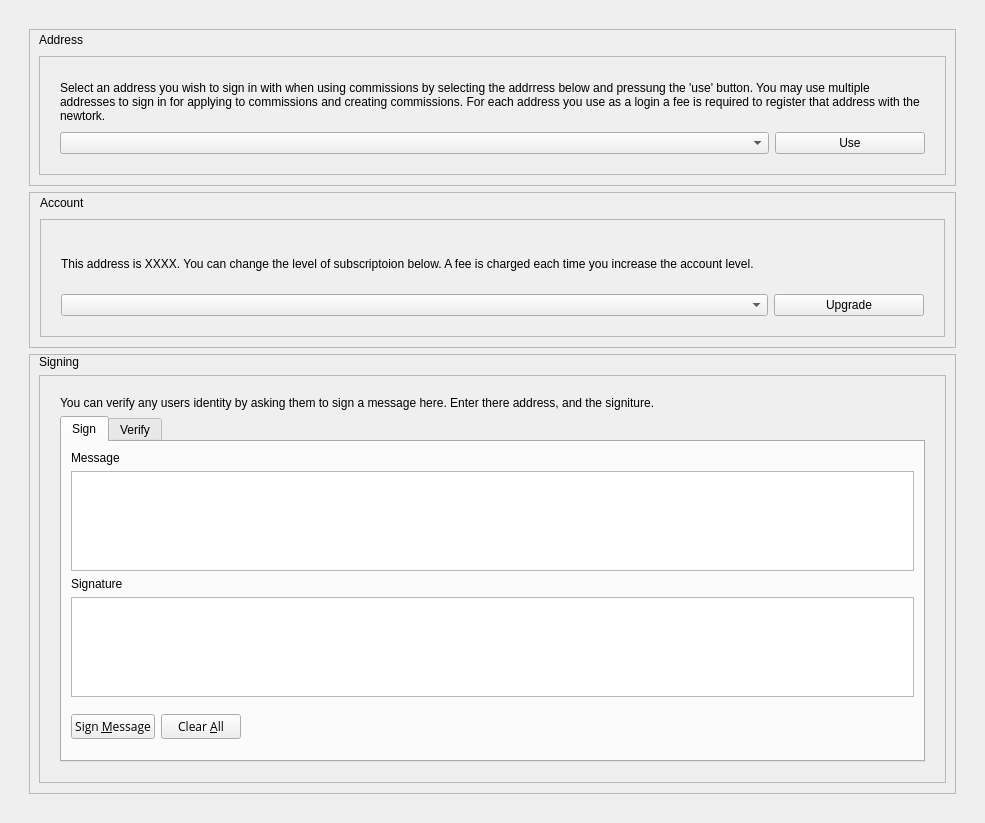
The window that src/qt/forms/identsettings.ui (camenlx/dystem-core) describes before a commit, drawn with Qt 5.
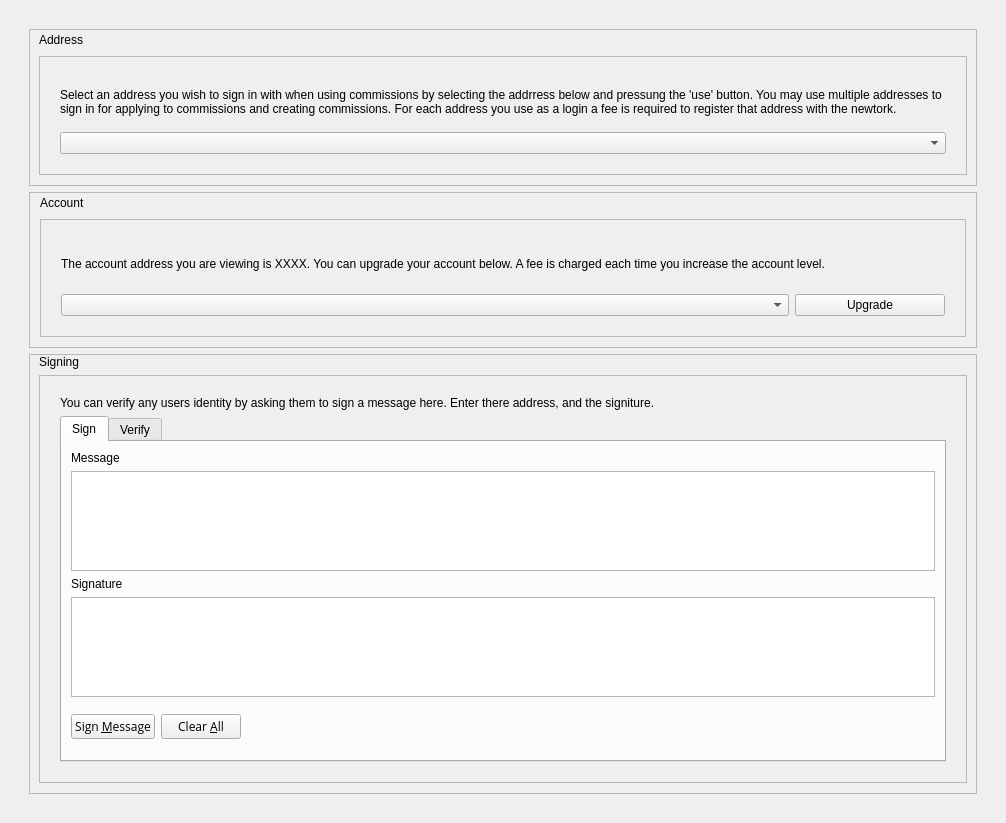
The same window after the commit. Icons and pictures are not drawn. Custom widgets are drawn as their Qt base class.

Commit message: Added asymptote dterministic fee algorithm and constructing initial registration fee transaction minus correct address selection

What changed in the file:
```diff
--- a/src/qt/forms/identsettings.ui
+++ b/src/qt/forms/identsettings.ui
@@ -6,7 +6,7 @@
    <rect>
     <x>0</x>
     <y>0</y>
-    <width>985</width>
+    <width>1006</width>
     <height>823</height>
    </rect>
   </property>
@@ -169,19 +169,6 @@
                   <item>
                    <widget class="QComboBox" name="addressComboBox"/>
                   </item>
-                  <item>
-                   <widget class="QPushButton" name="selectAddressButton">
-                    <property name="maximumSize">
-                     <size>
-                      <width>150</width>
-                      <height>16777215</height>
-                     </size>
-                    </property>
-                    <property name="text">
-                     <string>Use</string>
-                    </property>
-                   </widget>
-                  </item>
                  </layout>
                 </item>
                </layout>
@@ -255,7 +242,10 @@
                 <item>
                  <widget class="QLabel" name="accountInfoLabel">
                   <property name="text">
-                   <string>This address is XXXX. You can change the level of subscriptoion below. A fee is charged each time you increase the account level.</string>
+                   <string>The account address you are viewing is XXXX. You can upgrade your account below. A fee is charged each time you increase the account level.</string>
+                  </property>
+                  <property name="wordWrap">
+                   <bool>true</bool>
                   </property>
                  </widget>
                 </item>
```
Left out of the diff: 2 changed lines with no effect on the pictures. The commit also changes 6 other files.
